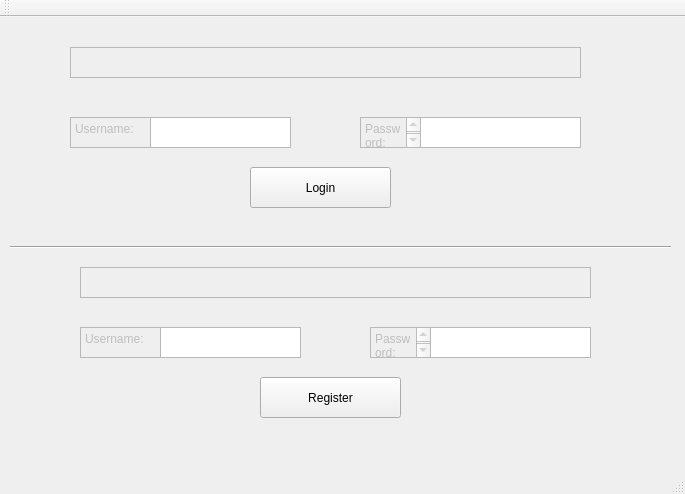
Old version of the form client/mainwindow.ui in the repository dhillonsh/Chat-Client.
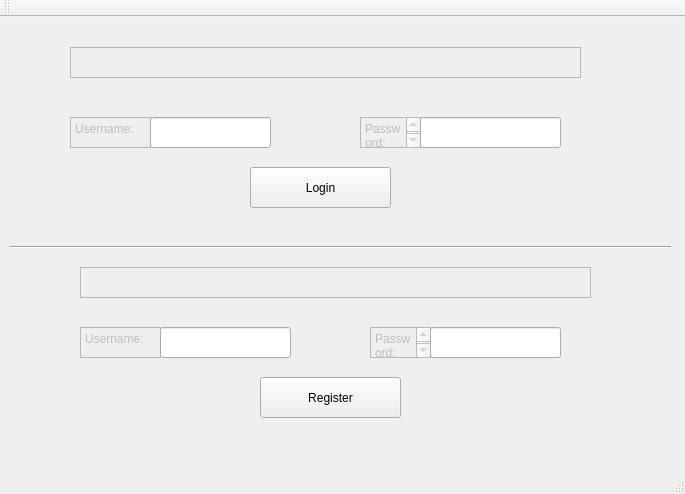
New version of the form. The open tabs and pages were chosen to show the change.

Commit message: Added registering/login

Diff of the .ui file:
```diff
--- a/client/mainwindow.ui
+++ b/client/mainwindow.ui
@@ -113,26 +113,6 @@
      </widget>
     </widget>
     <widget class="QWidget" name="page_1">
-     <widget class="QPlainTextEdit" name="usernameLoginField">
-      <property name="geometry">
-       <rect>
-        <x>140</x>
-        <y>90</y>
-        <width>141</width>
-        <height>31</height>
-       </rect>
-      </property>
-     </widget>
-     <widget class="QPlainTextEdit" name="passwordLoginField">
-      <property name="geometry">
-       <rect>
-        <x>410</x>
-        <y>90</y>
-        <width>161</width>
-        <height>31</height>
-       </rect>
-      </property>
-     </widget>
      <widget class="QPushButton" name="loginButton">
       <property name="geometry">
        <rect>
@@ -207,26 +187,6 @@
        <string>Username:</string>
       </property>
      </widget>
-     <widget class="QPlainTextEdit" name="passwordRegisterField">
-      <property name="geometry">
-       <rect>
-        <x>420</x>
-        <y>300</y>
-        <width>161</width>
-        <height>31</height>
-       </rect>
-      </property>
-     </widget>
-     <widget class="QPlainTextEdit" name="usernameRegisterField">
-      <property name="geometry">
-       <rect>
-        <x>150</x>
-        <y>300</y>
-        <width>141</width>
-        <height>31</height>
-       </rect>
-      </property>
-     </widget>
      <widget class="QPushButton" name="registerButton">
       <property name="geometry">
        <rect>
@@ -282,6 +242,46 @@
        </rect>
       </property>
      </widget>
+     <widget class="QLineEdit" name="usernameLoginField">
+      <property name="geometry">
+       <rect>
+        <x>140</x>
+        <y>90</y>
+        <width>121</width>
+        <height>31</height>
+       </rect>
+      </property>
+     </widget>
+     <widget class="QLineEdit" name="passwordLoginField">
+      <property name="geometry">
+       <rect>
+        <x>410</x>
+        <y>90</y>
+        <width>141</width>
+        <height>31</height>
+       </rect>
+      </property>
+     </widget>
+     <widget class="QLineEdit" name="usernameRegisterField">
+      <property name="geometry">
+       <rect>
+        <x>150</x>
+        <y>300</y>
+        <width>131</width>
+        <height>31</height>
+       </rect>
+      </property>
+     </widget>
+     <widget class="QLineEdit" name="passwordRegisterField">
+      <property name="geometry">
+       <rect>
+        <x>420</x>
+        <y>300</y>
+        <width>131</width>
+        <height>31</height>
+       </rect>
+      </property>
+     </widget>
     </widget>
     <widget class="QWidget" name="page_2">
      <widget class="QTextBrowser" name="messageList">
```
Left out of the diff: 46 changed lines with no effect on the pictures. The commit also changes 7 other files.
